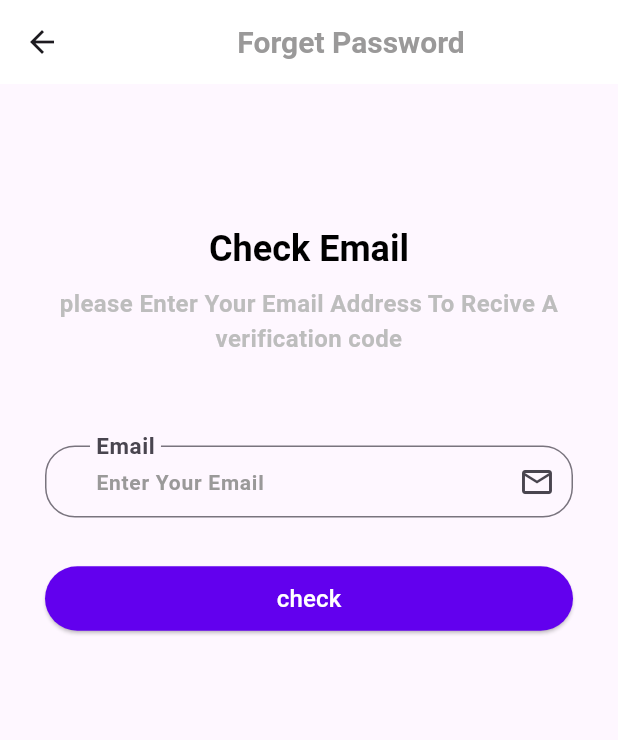
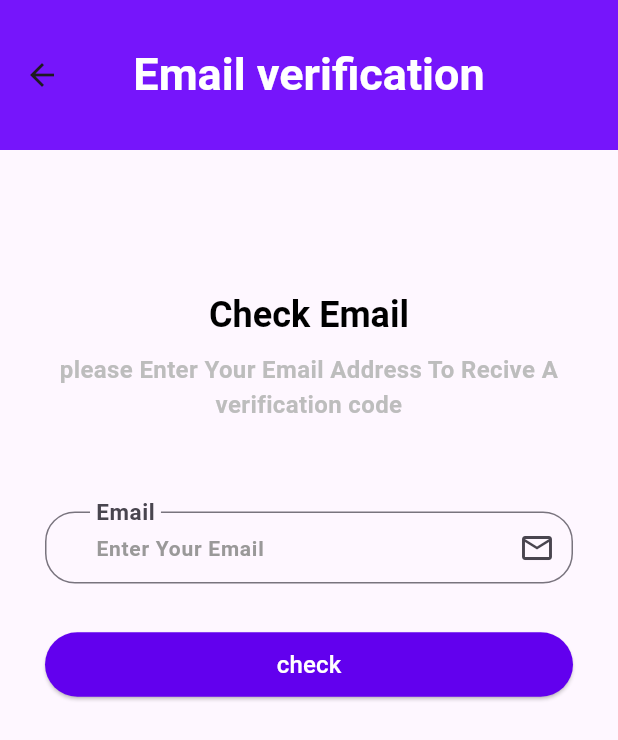
Before and after one commit to mosayed40/e_commerce_app, a Flutter app: the ForgetPassword screen opened by its route, on a phone screen of 412 x 824 dp. Shown: the top 740 px of the screen. Run offline on Flutter 3.47's test engine with Material 3 defaults, Android fonts, the phone set to English and light mode, and no system bars; our stand-ins replace cached_network_image, dartz, firebase_core, geolocator, get, google_maps_flutter and 3 more; accounts and stored records are empty.

Commit message:
Problem Solving

```diff
--- a/lib/controller/auth/login_controller.dart
+++ b/lib/controller/auth/login_controller.dart
@@ -68,7 +68,7 @@ class LoginControllerImp extends LoginController {
             //   "user:${usersId.toString()}",
             // );
 
-            Get.offNamed(AppRoute.home);
+            Get.offAllNamed(AppRoute.home);
           } else {
             Get.toNamed(
               AppRoute.verfiyCodeSignUp,
@@ -97,7 +97,7 @@ class LoginControllerImp extends LoginController {
 
   @override
   goToForgetPassword() {
-    Get.toNamed(AppRoute.forgetPassword);
+    Get.toNamed(AppRoute.checkEmail);
   }
 
   @override
--- a/lib/controller/home_screen_controller.dart
+++ b/lib/controller/home_screen_controller.dart
@@ -1,6 +1,6 @@
 import 'package:e_commerce_app/controller/cart_controller.dart';
 import 'package:e_commerce_app/core/class/status_request.dart';
-import 'package:e_commerce_app/view/screen/cart.dart';
+import 'package:e_commerce_app/view/screen/shopping_cart.dart';
 import 'package:e_commerce_app/view/screen/favorite.dart';
 import 'package:e_commerce_app/view/screen/home.dart';
 import 'package:e_commerce_app/view/screen/setting.dart';
--- a/lib/core/constant/routes.dart
+++ b/lib/core/constant/routes.dart
@@ -3,8 +3,8 @@ class AppRoute {
   // Auth Routes
   static const String login = "/login";
   static const String signUp = "/signUp";
+  // static const String checkEmail = "/checkEmail";
   static const String checkEmail = "/checkEmail";
-  static const String forgetPassword = "/forgetPassword";
   static const String verfiyCodeForgetPassword = "/verfiyCode";
   static const String resetPassword = "/resetPassword";
   static const String successSignUp = "/successSignUp";
--- a/lib/core/localization/changelocal.dart
+++ b/lib/core/localization/changelocal.dart
@@ -25,6 +25,9 @@ class LocaleController extends GetxController {
       language = Locale(Get.deviceLocale!.languageCode);
       appThemeLanguage = themeEnglish;
     }
+    Get.lazyPut(() => SettingControllerImp());
+    Get.lazyPut(() => HomeControllerImp());
+
     super.onInit();
   }
 
@@ -38,7 +41,6 @@ class LocaleController extends GetxController {
   }
 
   updateLangUI(String valLang) {
-    // 👇 أضف هذا السطر لتحديث الواجهة
     final homeController = Get.find<HomeControllerImp>();
     final settingController = Get.find<SettingControllerImp>();
     homeController.lang = valLang;
--- a/lib/core/localization/translation.dart
+++ b/lib/core/localization/translation.dart
@@ -13,7 +13,7 @@ class MyTranslation extends Translations {
       "6": "تتبع طلبك",
       "7": "يمكنك تتبع طلبك في كل مرحلة \n وايضا التتبع من خلال الخريطة",
       "8": "متابعه",
-      "9": "تسجيل الدخول",
+      "titelPageLogin": "تسجيل الدخول",
       "titleSignPages": "اهلا بك",
       "bodySignPages":
           "يمكنك تسجيل الدخول من خلال البريد وكلمة المرور او من خلال وسائل التواصل الاجتماعي",
@@ -56,9 +56,12 @@ class MyTranslation extends Translations {
       "hintConfirmPassword": "ادخل كلمة المرور للتأكيد",
       "44":
           "تم تعديل كلمة المرور بنجاح \n .يمكنك الان تسجيل الدخول باستخدام كلمة المرور الجديدة",
+
       // أزرار تغيير اللغة
       "button1": "العربية",
       "button2": "ألانجليزية",
+      // Check Email Forget Password
+      "titlePageCheckEmail": "التحقق من البريد الإلكتروني",
       // شاشة الصفحات
       "home": "رئيسية",
       "cart": "تسوق",
@@ -119,7 +122,7 @@ class MyTranslation extends Translations {
       "6": "Track Your Order",
       "7": "The order can be tracked at every stage \n until it reaches you",
       "8": "Continue",
-      "9": "Sign In",
+      "titelPageLogin": "Sign In",
       "titleSignPages": "Welcome Back",
       "bodySignPages":
           "Sign In Your Email And Password Or  Continue With Social Media",
@@ -162,9 +165,12 @@ class MyTranslation extends Translations {
       "hintConfirmPassword": "Enter Your Confirm Password",
       "44":
           "Password has been modified successfully \n You can now log in with your new password",
+
       // Language change buttons
       "button1": "A R",
       "button2": "E N",
+      // Check Email Forget Password
+      "titlePageCheckEmail": "Email verification",
       // Pages Screen
       "home": "Home",
       "cart": "Shopping",
--- a/lib/main.dart
+++ b/lib/main.dart
@@ -5,13 +5,13 @@ import 'package:e_commerce_app/binding/initial_binding.dart';
 import 'package:e_commerce_app/core/localization/changelocal.dart';
 import 'package:e_commerce_app/core/services/services.dart';
 import 'package:e_commerce_app/routes.dart';
-import 'package:firebase_messaging/firebase_messaging.dart';
+// import 'package:firebase_messaging/firebase_messaging.dart';
 
-Future<void> _firebaseMessagingBackgroundHandler(RemoteMessage message) async {}
+// Future<void> _firebaseMessagingBackgroundHandler(RemoteMessage message) async {}
 
 void main() async {
   WidgetsFlutterBinding.ensureInitialized();
-  FirebaseMessaging.onBackgroundMessage(_firebaseMessagingBackgroundHandler);
+  // FirebaseMessaging.onBackgroundMessage(_firebaseMessagingBackgroundHandler);
   await initialServices();
   runApp(const MyApp());
 }
--- a/lib/routes.dart
+++ b/lib/routes.dart
@@ -4,7 +4,7 @@ import 'package:e_commerce_app/view/screen/address/edit_map_demo.dart';
 import 'package:e_commerce_app/view/screen/address/eidt_address.dart';
 import 'package:e_commerce_app/view/screen/address/add_map_demo.dart';
 import 'package:e_commerce_app/view/screen/address/view_address.dart';
-import 'package:e_commerce_app/view/screen/cart.dart';
+import 'package:e_commerce_app/view/screen/shopping_cart.dart';
 import 'package:e_commerce_app/view/screen/cart_check_out.dart';
 import 'package:e_commerce_app/view/screen/home_screen.dart';
 import 'package:e_commerce_app/view/screen/items.dart';
@@ -15,7 +15,6 @@ import 'package:e_commerce_app/view/screen/item_details.dart';
 import 'package:e_commerce_app/view/screen/setting.dart';
 import 'package:get/get_navigation/src/routes/get_route.dart';
 import 'package:e_commerce_app/core/middle_ware/my_app_midel_ware.dart';
-import 'package:e_commerce_app/view/screen/auth/check_email.dart';
 import 'package:e_commerce_app/view/screen/auth/forgetPassword/forget_password.dart';
 import 'package:e_commerce_app/view/screen/auth/login.dart';
 import 'package:e_commerce_app/view/screen/auth/forgetPassword/reset_password.dart';
@@ -38,10 +37,9 @@ List<GetPage<dynamic>>? routes = [
   // Auth Routes
   GetPage(name: AppRoute.login, page: () => const Login()),
   GetPage(name: AppRoute.signUp, page: () => const SignUp()),
-  GetPage(name: AppRoute.forgetPassword, page: () => const ForgetPassword()),
+  GetPage(name: AppRoute.checkEmail, page: () => const ForgetPassword()),
   GetPage(name: AppRoute.resetPassword, page: () => const ResetPassword()),
   GetPage(name: AppRoute.successSignUp, page: () => const SuccessSignup()),
-  GetPage(name: AppRoute.checkEmail, page: () => const CheckEamil()),
   GetPage(
     name: AppRoute.verfiyCodeForgetPassword,
     page: () => const VerfiyCode(),
--- a/lib/view/screen/auth/forgetPassword/forget_password.dart
+++ b/lib/view/screen/auth/forgetPassword/forget_password.dart
@@ -1,4 +1,5 @@
 import 'package:e_commerce_app/core/class/handling_data_view.dart';
+import 'package:e_commerce_app/core/shared/custom_title_page.dart';
 import 'package:flutter/material.dart';
 import 'package:get/get.dart';
 import 'package:e_commerce_app/controller/auth/forget_password/forget_password_controller.dart';
@@ -18,15 +19,17 @@ class ForgetPassword extends StatelessWidget {
 
     return Scaffold(
       appBar: AppBar(
-        backgroundColor: Colors.white,
-        elevation: 0.0,
-        title: Center(
-          child: Text(
-            "Forget Password",
-            style: TextStyle(color: AppColors.textColor_2, fontSize: 20),
+        toolbarHeight: 100,
+        backgroundColor: AppColors.backgroundAppBar,
+        actionsPadding: EdgeInsetsDirectional.symmetric(horizontal: 20),
+        actions: [
+          Expanded(
+            flex: 4,
+            child: CustomTitlePage(title: "titlePageCheckEmail"),
           ),
-        ),
+        ],
       ),
+
       body: GetBuilder<ForgetPasswordControllerImp>(
         builder: (controller) => HandlingDatatRequest(
           statusRequest: controller.statusRequest,
--- a/lib/view/screen/language.dart
+++ b/lib/view/screen/language.dart
@@ -17,7 +17,7 @@ class Language extends GetView<LocaleController> {
         padding: const EdgeInsets.all(15),
         decoration: BoxDecoration(
           image: DecorationImage(
-            image: AssetImage("assets/images/Group.png"),
+            image: const AssetImage("assets/images/Group.png"),
             fit: BoxFit.cover,
           ),
         ),
@@ -32,7 +32,7 @@ class Language extends GetView<LocaleController> {
                 color: AppColors.textColor_1,
               ),
             ),
-            SizedBox(height: 50),
+            const SizedBox(height: 50),
             CustomButtonLang(
               textButton: "A R",
               onPressed: () {
@@ -40,7 +40,7 @@ class Language extends GetView<LocaleController> {
                 Get.toNamed(AppRoute.onBoarding);
               },
             ),
-            SizedBox(height: 10),
+            const SizedBox(height: 10),
             CustomButtonLang(
               textButton: "E N",
               onPressed: () {
```
Also changed, not shown: lib/view/screen/auth/check_email.dart (deleted, +0 -63 lines), lib/view/screen/auth/forgetPassword/reset_password.dart (+8 -10 lines), lib/view/screen/auth/forgetPassword/success_reset.dart (+6 -8 lines), lib/view/screen/auth/forgetPassword/verfiy_code.dart (+7 -8 lines), lib/view/screen/auth/login.dart (+9 -7 lines), lib/view/screen/auth/sign_up.dart (+6 -7 lines), lib/view/screen/auth/success_signUp.dart (+7 -12 lines), lib/view/screen/auth/verfiy_code_signup.dart (+15 -16 lines), lib/view/screen/favorite.dart (+9 -6 lines), lib/view/screen/shopping_cart.dart (renamed from lib/view/screen/cart.dart, +9 -7 lines).
